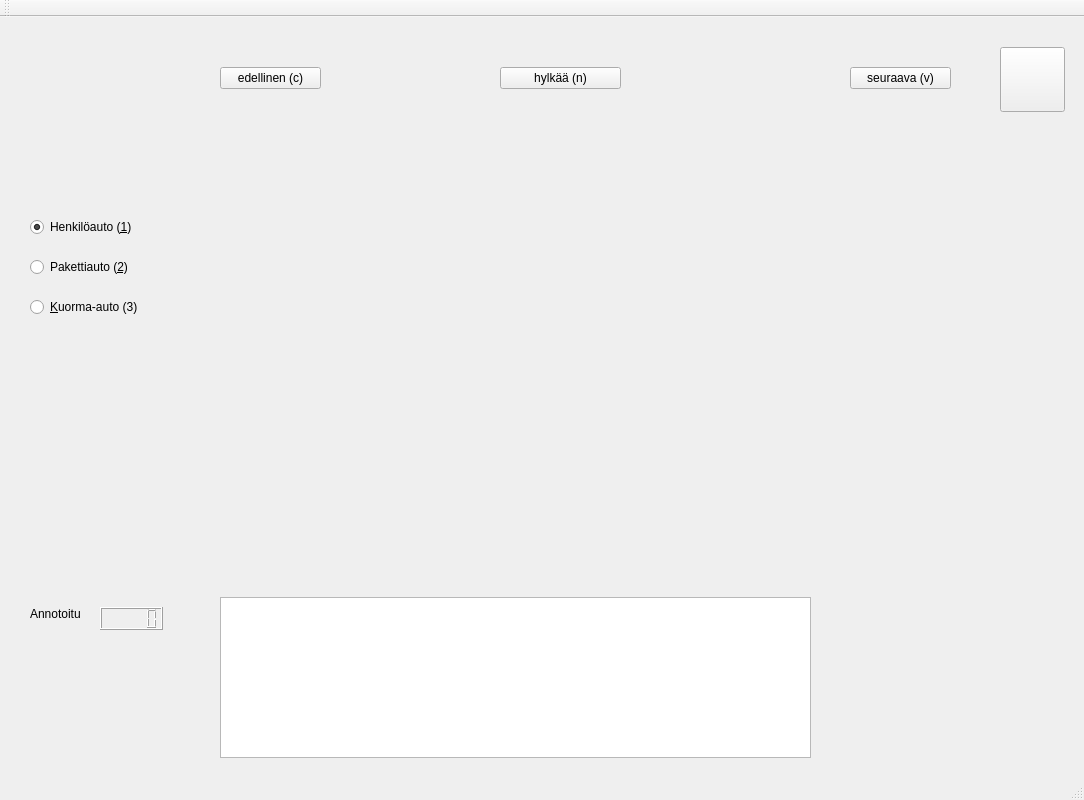
The window that mainwindow.ui (TeMaVa/Annotator) describes before a commit, drawn with Qt 5.
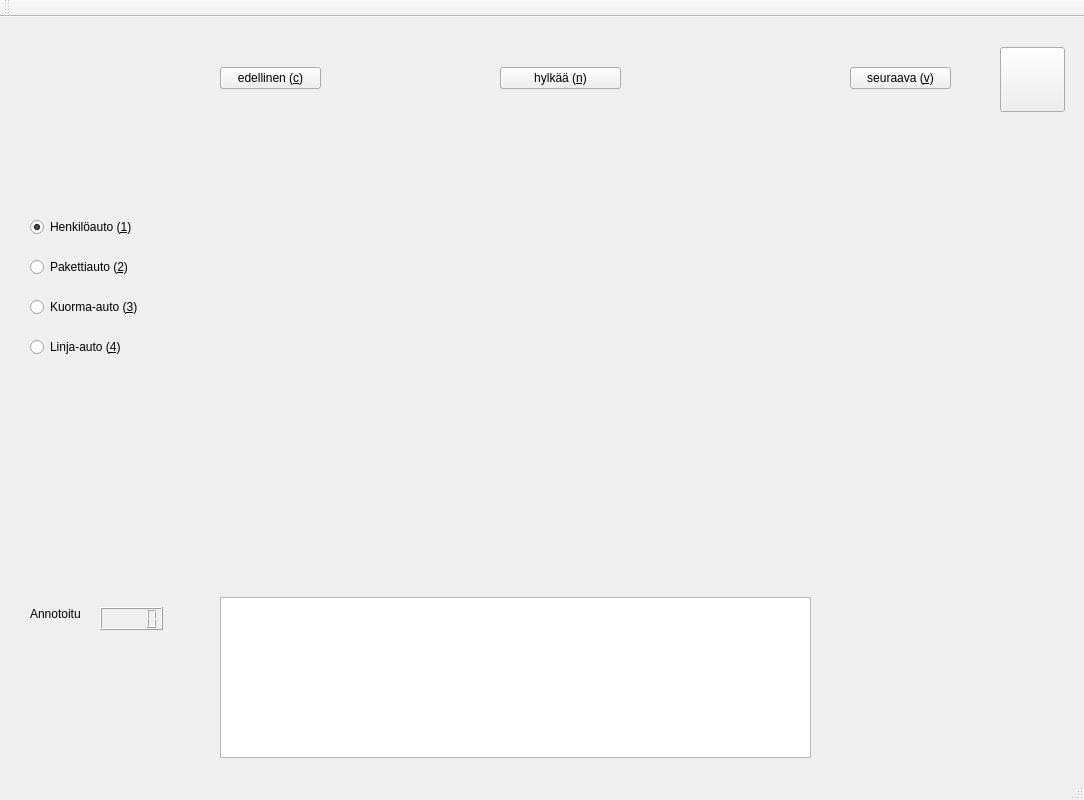
The same window after the commit. Icons and pictures are not drawn.

Commit message: linja-auto

```diff
--- a/mainwindow.ui
+++ b/mainwindow.ui
@@ -28,7 +28,7 @@
      </rect>
     </property>
     <property name="text">
-     <string>edellinen (c)</string>
+     <string>edellinen (&amp;c)</string>
     </property>
     <property name="icon">
      <iconset resource="annotator.qrc">
@@ -45,7 +45,7 @@
      </rect>
     </property>
     <property name="text">
-     <string>seuraava (v)</string>
+     <string>seuraava (&amp;v)</string>
     </property>
     <property name="icon">
      <iconset resource="annotator.qrc">
@@ -94,7 +94,7 @@
      </rect>
     </property>
     <property name="text">
-     <string>&amp;Kuorma-auto (3)</string>
+     <string>Kuorma-auto (&amp;3)</string>
     </property>
    </widget>
    <widget class="QPushButton" name="nnforgeBtn">
@@ -201,7 +201,20 @@
      </rect>
     </property>
     <property name="text">
-     <string>hylkää (n)</string>
+     <string>hylkää (&amp;n)</string>
+    </property>
+   </widget>
+   <widget class="QRadioButton" name="lAutoBtn">
+    <property name="geometry">
+     <rect>
+      <x>30</x>
+      <y>320</y>
+      <width>100</width>
+      <height>20</height>
+     </rect>
+    </property>
+    <property name="text">
+     <string>Linja-auto (&amp;4)</string>
     </property>
    </widget>
   </widget>
```
The commit also changes 1 other file.
